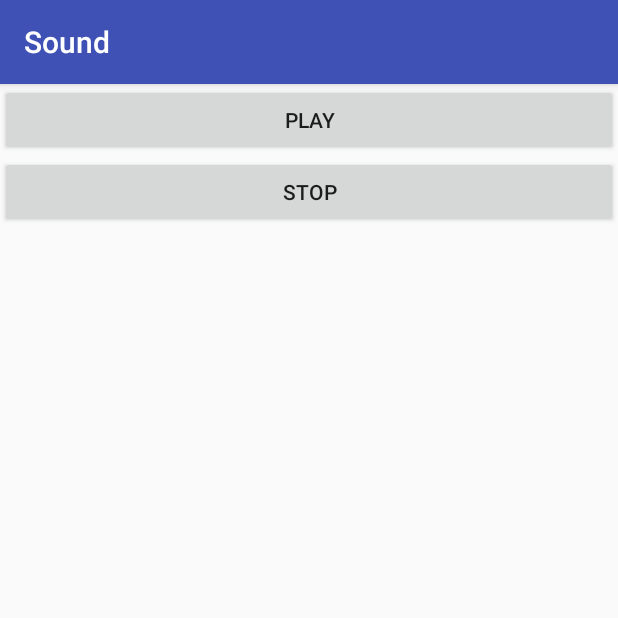
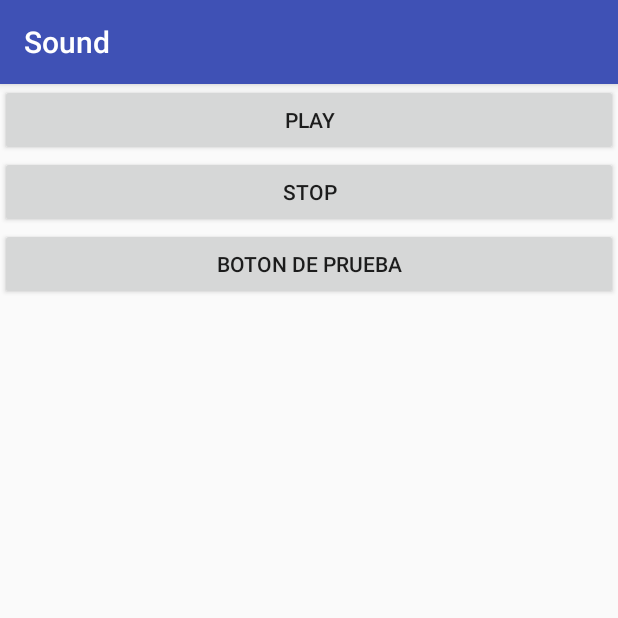
Before and after one commit to Cristiangamejam/Sound, an Android app: the SoundPoolActivity screen opened directly, with no data from a screen before it, on a phone screen of 412 x 824 dp, the top half of it. Run offline under Robolectric (Android 15) with nearby library versions, the phone set to English and light mode, and no system bars.

Commit message:
Agregue un segundo boton en activity_sound.xml. Solo estoy probando un cambio para el segundo commit de github

```diff
--- a/app/src/main/res/layout/activity_sound_pool.xml
+++ b/app/src/main/res/layout/activity_sound_pool.xml
@@ -20,5 +20,9 @@
         android:id="@+id/SoundPoolBotonStop"
         android:text="Stop"
         />
-
+    <Button
+        android:layout_width="match_parent"
+        android:layout_height="wrap_content"
+        android:text="Boton de prueba"
+        />
 </LinearLayout>
```
